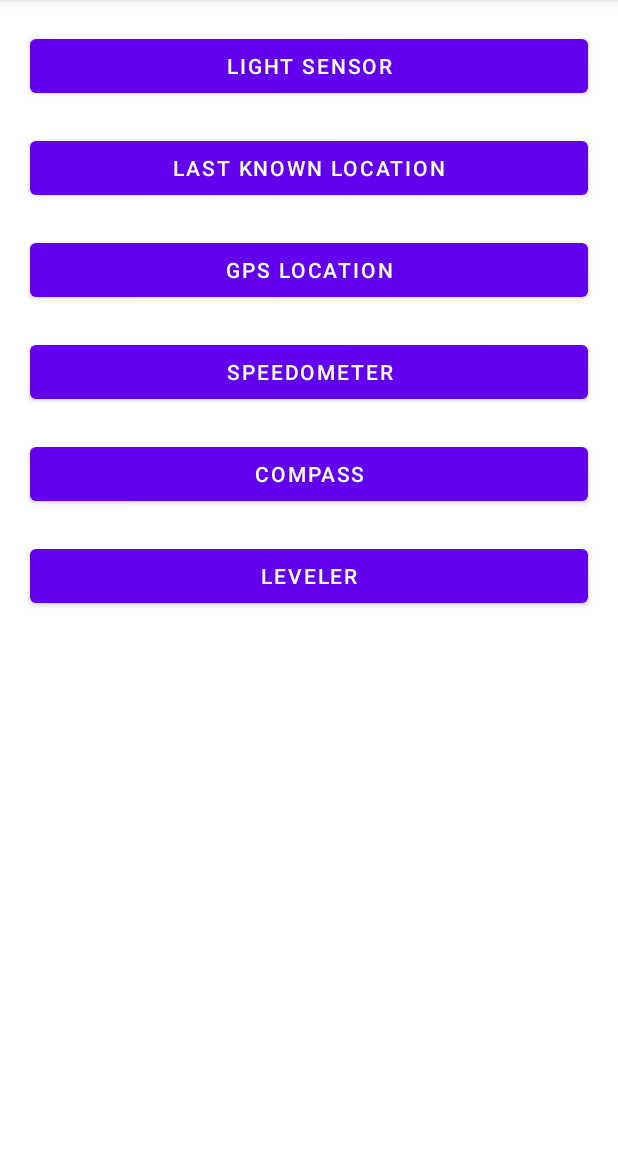
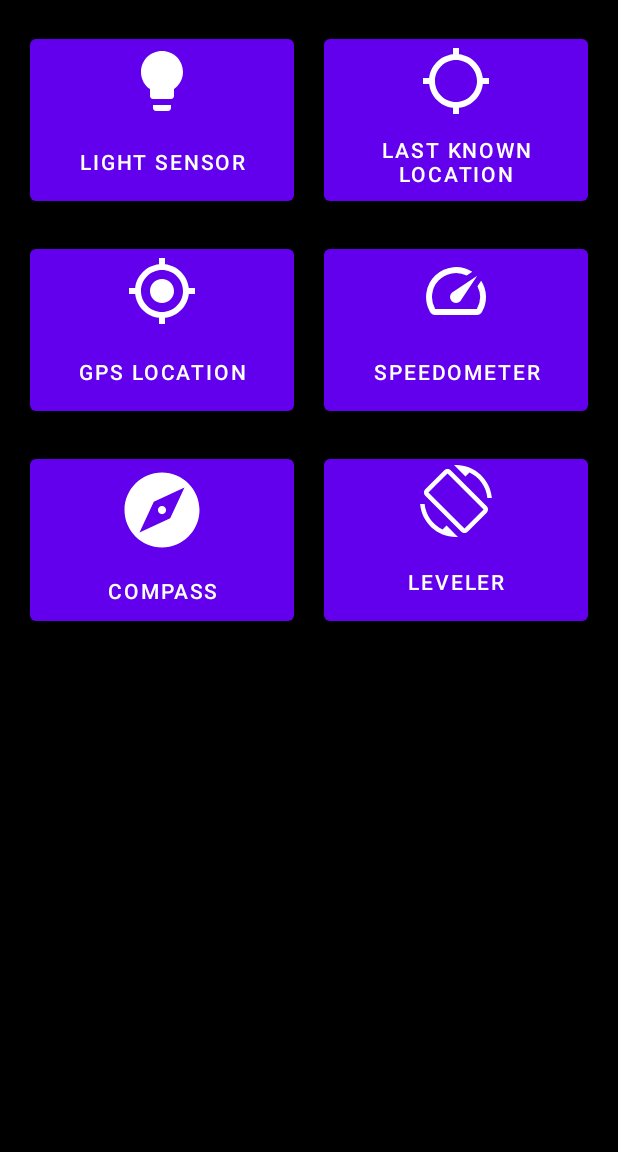
Before and after one commit to arekb5/Mobile-Toolbox, an Android app: the screen it shows after launch (MainActivity), on a phone screen of 412 x 824 dp, the part 84-1236 px from its top. Run offline under Robolectric (Android 15) with nearby library versions, the phone set to English and light mode, and no system bars.

Commit message:
GPS complete

```diff
--- a/app/src/main/java/com/example/testappv2/MainActivity.java
+++ b/app/src/main/java/com/example/testappv2/MainActivity.java
@@ -2,6 +2,7 @@ package com.example.testappv2;
 
 import androidx.annotation.NonNull;
 import androidx.appcompat.app.AppCompatActivity;
+import androidx.appcompat.app.AppCompatDelegate;
 import androidx.core.app.ActivityCompat;
 
 import android.Manifest;
@@ -27,7 +28,7 @@ public class MainActivity extends AppCompatActivity {
     protected void onCreate(Bundle savedInstanceState) {
         super.onCreate(savedInstanceState);
         setContentView(R.layout.activity_main);
-
+        AppCompatDelegate.setDefaultNightMode(AppCompatDelegate.MODE_NIGHT_NO);
         btnLight = findViewById(R.id.btnLight);
         btnLocation = findViewById(R.id.btnLocation);
         btnGPS = findViewById(R.id.btnGPS);
--- /dev/null
+++ b/app/src/main/res/drawable/bulb.xml
@@ -0,0 +1,5 @@
+<vector android:height="48dp" android:tint="#FFFFFF"
+    android:viewportHeight="24" android:viewportWidth="24"
+    android:width="48dp" xmlns:android="http://schemas.android.com/apk/res/android">
+    <path android:fillColor="@android:color/white" android:pathData="M9,21c0,0.5 0.4,1 1,1h4c0.6,0 1,-0.5 1,-1v-1L9,20v1zM12,2C8.1,2 5,5.1 5,9c0,2.4 1.2,4.5 3,5.7L8,17c0,0.5 0.4,1 1,1h6c0.6,0 1,-0.5 1,-1v-2.3c1.8,-1.3 3,-3.4 3,-5.7 0,-3.9 -3.1,-7 -7,-7z"/>
+</vector>
--- /dev/null
+++ b/app/src/main/res/drawable/compass.xml
@@ -0,0 +1,5 @@
+<vector android:height="60dp" android:tint="#FFFFFF"
+    android:viewportHeight="24" android:viewportWidth="24"
+    android:width="60dp" xmlns:android="http://schemas.android.com/apk/res/android">
+    <path android:fillColor="@android:color/white" android:pathData="M12,10.9c-0.61,0 -1.1,0.49 -1.1,1.1s0.49,1.1 1.1,1.1c0.61,0 1.1,-0.49 1.1,-1.1s-0.49,-1.1 -1.1,-1.1zM12,2C6.48,2 2,6.48 2,12s4.48,10 10,10 10,-4.48 10,-10S17.52,2 12,2zM14.19,14.19L6,18l3.81,-8.19L18,6l-3.81,8.19z"/>
+</vector>
--- /dev/null
+++ b/app/src/main/res/drawable/gpsf.xml
@@ -0,0 +1,5 @@
+<vector android:height="48dp" android:tint="#FFFFFF"
+    android:viewportHeight="24" android:viewportWidth="24"
+    android:width="48dp" xmlns:android="http://schemas.android.com/apk/res/android">
+    <path android:fillColor="@android:color/white" android:pathData="M12,8c-2.21,0 -4,1.79 -4,4s1.79,4 4,4 4,-1.79 4,-4 -1.79,-4 -4,-4zM20.94,11c-0.46,-4.17 -3.77,-7.48 -7.94,-7.94L13,1h-2v2.06C6.83,3.52 3.52,6.83 3.06,11L1,11v2h2.06c0.46,4.17 3.77,7.48 7.94,7.94L11,23h2v-2.06c4.17,-0.46 7.48,-3.77 7.94,-7.94L23,13v-2h-2.06zM12,19c-3.87,0 -7,-3.13 -7,-7s3.13,-7 7,-7 7,3.13 7,7 -3.13,7 -7,7z"/>
+</vector>
--- /dev/null
+++ b/app/src/main/res/drawable/gpsnf.xml
@@ -0,0 +1,5 @@
+<vector android:height="48dp" android:tint="#FFFFFF"
+    android:viewportHeight="24" android:viewportWidth="24"
+    android:width="48dp" xmlns:android="http://schemas.android.com/apk/res/android">
+    <path android:fillColor="@android:color/white" android:pathData="M20.94,11c-0.46,-4.17 -3.77,-7.48 -7.94,-7.94V1h-2v2.06C6.83,3.52 3.52,6.83 3.06,11H1v2h2.06c0.46,4.17 3.77,7.48 7.94,7.94V23h2v-2.06c4.17,-0.46 7.48,-3.77 7.94,-7.94H23v-2h-2.06zM12,19c-3.87,0 -7,-3.13 -7,-7s3.13,-7 7,-7 7,3.13 7,7 -3.13,7 -7,7z"/>
+</vector>
--- /dev/null
+++ b/app/src/main/res/drawable/leveler.xml
@@ -0,0 +1,5 @@
+<vector android:height="48dp" android:tint="#FFFFFF"
+    android:viewportHeight="24" android:viewportWidth="24"
+    android:width="48dp" xmlns:android="http://schemas.android.com/apk/res/android">
+    <path android:fillColor="@android:color/white" android:pathData="M16.48,2.52c3.27,1.55 5.61,4.72 5.97,8.48h1.5C23.44,4.84 18.29,0 12,0l-0.66,0.03 3.81,3.81 1.33,-1.32zM10.23,1.75c-0.59,-0.59 -1.54,-0.59 -2.12,0L1.75,8.11c-0.59,0.59 -0.59,1.54 0,2.12l12.02,12.02c0.59,0.59 1.54,0.59 2.12,0l6.36,-6.36c0.59,-0.59 0.59,-1.54 0,-2.12L10.23,1.75zM14.83,21.19L2.81,9.17l6.36,-6.36 12.02,12.02 -6.36,6.36zM7.52,21.48C4.25,19.94 1.91,16.76 1.55,13L0.05,13C0.56,19.16 5.71,24 12,24l0.66,-0.03 -3.81,-3.81 -1.33,1.32z"/>
+</vector>
--- /dev/null
+++ b/app/src/main/res/drawable/speed.xml
@@ -0,0 +1,5 @@
+<vector android:height="48dp" android:tint="#FFFFFF"
+    android:viewportHeight="24" android:viewportWidth="24"
+    android:width="48dp" xmlns:android="http://schemas.android.com/apk/res/android">
+    <path android:fillColor="@android:color/white" android:pathData="M20.38,8.57l-1.23,1.85a8,8 0,0 1,-0.22 7.58L5.07,18A8,8 0,0 1,15.58 6.85l1.85,-1.23A10,10 0,0 0,3.35 19a2,2 0,0 0,1.72 1h13.85a2,2 0,0 0,1.74 -1,10 10,0 0,0 -0.27,-10.44zM10.59,15.41a2,2 0,0 0,2.83 0l5.66,-8.49 -8.49,5.66a2,2 0,0 0,0 2.83z"/>
+</vector>
--- a/app/src/main/res/layout-land/activity_leveler.xml
+++ b/app/src/main/res/layout-land/activity_leveler.xml
@@ -4,6 +4,7 @@
     xmlns:tools="http://schemas.android.com/tools"
     android:layout_width="match_parent"
     android:layout_height="match_parent"
+    android:background="#000000"
     android:orientation="vertical"
     tools:context=".Leveler">
 
@@ -14,6 +15,7 @@
         android:layout_marginTop="20dp"
         android:fontFamily="@font/alarm_clock"
         android:textAlignment="center"
+        android:textColor="@color/white"
         android:textSize="64sp" />
 
     <RelativeLayout
--- a/app/src/main/res/layout/activity_leveler.xml
+++ b/app/src/main/res/layout/activity_leveler.xml
@@ -4,6 +4,7 @@
     xmlns:tools="http://schemas.android.com/tools"
     android:layout_width="match_parent"
     android:layout_height="match_parent"
+    android:background="#000000"
     android:orientation="vertical"
     tools:context=".Leveler">
 
@@ -14,6 +15,7 @@
         android:layout_marginTop="100dp"
         android:fontFamily="@font/alarm_clock"
         android:textAlignment="center"
+        android:textColor="#FFFFFF"
         android:textSize="64sp" />
 
     <RelativeLayout
--- a/app/src/main/res/layout/activity_main.xml
+++ b/app/src/main/res/layout/activity_main.xml
@@ -1,75 +1,108 @@
 <?xml version="1.0" encoding="utf-8"?>
-<LinearLayout xmlns:android="http://schemas.android.com/apk/res/android"
+<!--<LinearLayout xmlns:android="http://schemas.android.com/apk/res/android"
     xmlns:app="http://schemas.android.com/apk/res-auto"
     xmlns:tools="http://schemas.android.com/tools"
     android:layout_width="match_parent"
     android:orientation="vertical"
     android:layout_height="match_parent"
-    tools:context=".MainActivity" >
+    tools:context=".MainActivity" >-->
 
-    <ScrollView
+<ScrollView xmlns:android="http://schemas.android.com/apk/res/android"
+    xmlns:app="http://schemas.android.com/apk/res-auto"
+    xmlns:tools="http://schemas.android.com/tools"
     android:layout_width="match_parent"
-        android:layout_height="match_parent">
+    android:layout_height="match_parent"
+    android:background="#000000"
+    tools:context=".MainActivity">
+    <!--        android:orientation="vertical"-->
 
-        <LinearLayout
+
+    <androidx.constraintlayout.widget.ConstraintLayout
+        android:id="@+id/linearLayout"
         android:layout_width="match_parent"
         android:layout_height="wrap_content"
-            android:orientation="vertical" >
+        app:layout_constraintBottom_toBottomOf="@+id/btnGPS"
+        app:layout_constraintTop_toBottomOf="@+id/btnGPS">
 
         <Button
             android:id="@+id/btnLight"
-                android:layout_width="match_parent"
-                android:layout_height="wrap_content"
-                android:layout_marginLeft="20dp"
+            android:layout_width="0dp"
+            android:layout_height="120dp"
+            android:layout_marginStart="20dp"
             android:layout_marginTop="20dp"
-                android:layout_marginRight="20dp"
-                android:text="Light sensor" />
+            android:layout_marginEnd="10dp"
+            android:drawableTop="@drawable/bulb"
+            android:text="Light sensor"
+            app:layout_constraintEnd_toStartOf="@+id/btnLocation"
+            app:layout_constraintStart_toStartOf="parent"
+            app:layout_constraintTop_toTopOf="parent"
+            app:layout_constraintVertical_chainStyle="spread_inside" />
 
         <Button
             android:id="@+id/btnLocation"
-                android:layout_width="match_parent"
-                android:layout_height="wrap_content"
-                android:layout_marginLeft="20dp"
+            android:layout_width="0dp"
+            android:layout_height="120dp"
+            android:layout_marginStart="10dp"
             android:layout_marginTop="20dp"
-                android:layout_marginRight="20dp"
-                android:text="Last known location" />
+            android:layout_marginEnd="20dp"
+            android:drawableTop="@drawable/gpsnf"
+            android:text="Last known location"
+            app:layout_constraintEnd_toEndOf="parent"
+            app:layout_constraintStart_toEndOf="@+id/btnLight"
+            app:layout_constraintTop_toTopOf="parent" />
 
         <Button
             android:id="@+id/btnGPS"
-                android:layout_width="match_parent"
-                android:layout_height="wrap_content"
-                android:layout_marginLeft="20dp"
+            android:layout_width="0dp"
+            android:layout_height="120dp"
+            android:layout_marginStart="20dp"
             android:layout_marginTop="20dp"
-                android:layout_marginRight="20dp"
-                android:text="GPS Location" />
+            android:layout_marginEnd="10dp"
+            android:drawableTop="@drawable/gpsf"
+            android:text="GPS Location"
+            app:layout_constraintEnd_toStartOf="@+id/btnSpeedo"
+            app:layout_constraintStart_toStartOf="parent"
+            app:layout_constraintTop_toBottomOf="@+id/btnLight" />
 
         <Button
             android:id="@+id/btnSpeedo"
-                android:layout_width="match_parent"
-                android:layout_height="wrap_content"
-                android:layout_marginLeft="20dp"
+            android:layout_width="0dp"
+            android:layout_height="120dp"
+            android:layout_marginStart="10dp"
             android:layout_marginTop="20dp"
-                android:layout_marginRight="20dp"
-                android:text="Speedometer" />
+            android:layout_marginEnd="20dp"
+            android:drawableTop="@drawable/speed"
+            android:text="Speedometer"
+            app:layout_constraintEnd_toEndOf="parent"
+            app:layout_constraintStart_toEndOf="@+id/btnGPS"
+            app:layout_constraintTop_toBottomOf="@+id/btnLocation" />
 
         <Button
             android:id="@+id/btnCompass"
-                android:layout_width="match_parent"
-                android:layout_height="wrap_content"
-                android:layout_marginLeft="20dp"
+            android:layout_width="0dp"
+            android:layout_height="120dp"
+            android:layout_marginStart="20dp"
             android:layout_marginTop="20dp"
-                android:layout_marginRight="20dp"
-                android:text="Compass" />
+            android:layout_marginEnd="10dp"
+            android:drawableTop="@drawable/compass"
+            android:text="Compass"
+            app:layout_constraintEnd_toStartOf="@+id/btnLeveler"
+            app:layout_constraintStart_toStartOf="parent"
+            app:layout_constraintTop_toBottomOf="@+id/btnGPS" />
 
         <Button
             android:id="@+id/btnLeveler"
-                android:layout_width="match_parent"
-                android:layout_height="wrap_content"
-                android:layout_marginLeft="20dp"
+            android:layout_width="0dp"
+            android:layout_height="120dp"
+            android:layout_marginStart="10dp"
             android:layout_marginTop="20dp"
-                android:layout_marginRight="20dp"
-                android:text="Leveler" />
-        </LinearLayout>
+            android:layout_marginEnd="20dp"
+            android:drawableTop="@drawable/leveler"
+            android:text="Leveler"
+            app:layout_constraintEnd_toEndOf="parent"
+            app:layout_constraintStart_toEndOf="@+id/btnCompass"
+            app:layout_constraintTop_toBottomOf="@+id/btnSpeedo" />
+    </androidx.constraintlayout.widget.ConstraintLayout>
 </ScrollView>
 
-</LinearLayout>
+<!--</LinearLayout>-->
```
Also changed, not shown: app/src/main/AndroidManifest.xml (+6 -6 lines), app/src/main/res/layout-land/activity_speedometer.xml (+13 -9 lines), app/src/main/res/layout/activity_compass.xml (+7 -1 lines), app/src/main/res/layout/activity_light.xml (+8 -3 lines), app/src/main/res/layout/activity_location.xml (+11 -7 lines), app/src/main/res/layout/activity_location_g_p_s.xml (+32 -25 lines), app/src/main/res/layout/activity_speedometer.xml (+7 -1 lines). Lines whose indentation alone changed are shown as unchanged.
